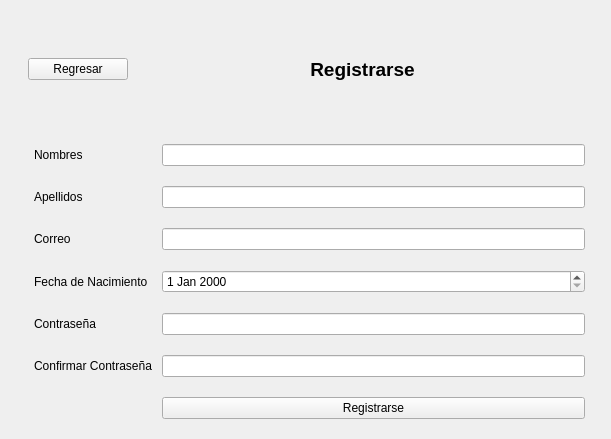
The window that Fase2/windowregister.ui (D3r3-k/-EDD-Proyecto_202001151) describes before a commit, drawn with Qt 5.
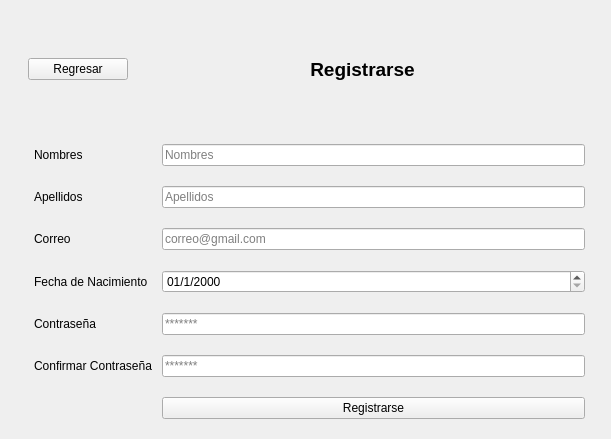
The same window after the commit.

The edit to the form file:
```diff
--- a/Fase2/windowregister.ui
+++ b/Fase2/windowregister.ui
@@ -114,7 +114,11 @@
         </widget>
        </item>
        <item row="0" column="1">
-        <widget class="QLineEdit" name="nombresLineEdit"/>
+        <widget class="QLineEdit" name="nombresLineEdit">
+         <property name="placeholderText">
+          <string>Nombres</string>
+         </property>
+        </widget>
        </item>
        <item row="1" column="0">
         <widget class="QLabel" name="apellidosLabel">
@@ -124,7 +128,11 @@
         </widget>
        </item>
        <item row="1" column="1">
-        <widget class="QLineEdit" name="apellidosLineEdit"/>
+        <widget class="QLineEdit" name="apellidosLineEdit">
+         <property name="placeholderText">
+          <string>Apellidos</string>
+         </property>
+        </widget>
        </item>
        <item row="2" column="0">
         <widget class="QLabel" name="correoLabel">
@@ -134,7 +142,11 @@
         </widget>
        </item>
        <item row="2" column="1">
-        <widget class="QLineEdit" name="correoLineEdit"/>
+        <widget class="QLineEdit" name="correoLineEdit">
+         <property name="placeholderText">
+          <string>correo@gmail.com</string>
+         </property>
+        </widget>
        </item>
        <item row="3" column="0">
         <widget class="QLabel" name="fechaDeNacimientoLabel">
@@ -144,7 +156,11 @@
         </widget>
        </item>
        <item row="3" column="1">
-        <widget class="QDateEdit" name="fechaDeNacimientoDateEdit"/>
+        <widget class="QDateEdit" name="fechaDeNacimientoDateEdit">
+         <property name="displayFormat">
+          <string>dd/M/yyyy</string>
+         </property>
+        </widget>
        </item>
        <item row="4" column="0">
         <widget class="QLabel" name="contrasenaLabel">
@@ -158,6 +174,9 @@
          <property name="echoMode">
           <enum>QLineEdit::EchoMode::Password</enum>
          </property>
+         <property name="placeholderText">
+          <string>*******</string>
+         </property>
         </widget>
        </item>
        <item row="5" column="0">
@@ -172,6 +191,9 @@
          <property name="echoMode">
           <enum>QLineEdit::EchoMode::Password</enum>
          </property>
+         <property name="placeholderText">
+          <string>*******</string>
+         </property>
         </widget>
        </item>
        <item row="6" column="1">
```
